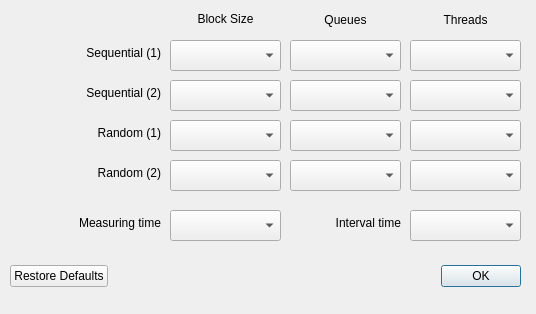
Qt form src/settings.ui (JonMagon/KDiskMark) before a commit.
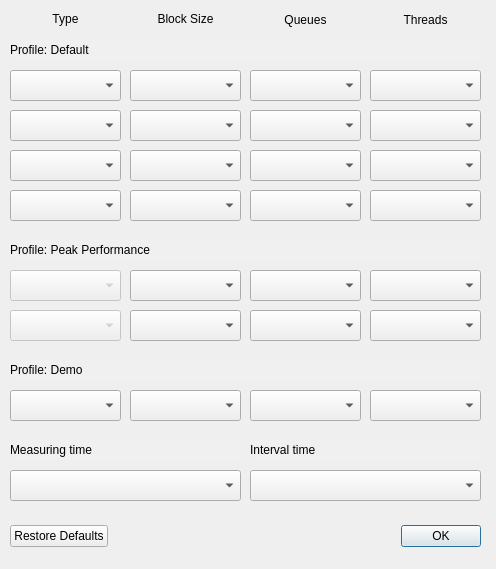
The same form after that commit.

Commit message: Decouple the test pattern from the specific test

```diff
--- a/src/settings.ui
+++ b/src/settings.ui
@@ -6,8 +6,8 @@
    <rect>
     <x>0</x>
     <y>0</y>
-    <width>536</width>
-    <height>314</height>
+    <width>496</width>
+    <height>569</height>
    </rect>
   </property>
   <property name="windowTitle">
@@ -16,27 +16,11 @@
   <property name="locale">
    <locale language="English" country="UnitedStates"/>
   </property>
-  <widget class="QLabel" name="label">
+  <widget class="QComboBox" name="DefaultProfile_Test_1_BlockSize">
    <property name="geometry">
     <rect>
-     <x>10</x>
-     <y>40</y>
-     <width>151</width>
-     <height>26</height>
-    </rect>
-   </property>
-   <property name="text">
-    <string>Sequential (1)</string>
-   </property>
-   <property name="alignment">
-    <set>Qt::AlignRight|Qt::AlignTrailing|Qt::AlignVCenter</set>
-   </property>
-  </widget>
-  <widget class="QComboBox" name="SEQ_1_BlockSize">
-   <property name="geometry">
-    <rect>
-     <x>170</x>
-     <y>40</y>
+     <x>130</x>
+     <y>70</y>
      <width>111</width>
      <height>31</height>
     </rect>
@@ -45,8 +29,8 @@
   <widget class="QComboBox" name="SEQ_1_Queues">
    <property name="geometry">
     <rect>
-     <x>290</x>
-     <y>40</y>
+     <x>250</x>
+     <y>70</y>
      <width>111</width>
      <height>31</height>
     </rect>
@@ -55,8 +39,8 @@
   <widget class="QComboBox" name="SEQ_1_Threads">
    <property name="geometry">
     <rect>
-     <x>410</x>
-     <y>40</y>
+     <x>370</x>
+     <y>70</y>
      <width>111</width>
      <height>31</height>
     </rect>
@@ -65,34 +49,18 @@
   <widget class="QComboBox" name="SEQ_2_BlockSize">
    <property name="geometry">
     <rect>
-     <x>170</x>
-     <y>80</y>
+     <x>130</x>
+     <y>110</y>
      <width>111</width>
      <height>31</height>
     </rect>
    </property>
   </widget>
-  <widget class="QLabel" name="label_2">
+  <widget class="QComboBox" name="DefaultProfile_Test_2_Threads">
    <property name="geometry">
     <rect>
-     <x>10</x>
-     <y>80</y>
-     <width>151</width>
-     <height>26</height>
-    </rect>
-   </property>
-   <property name="text">
-    <string>Sequential (2)</string>
-   </property>
-   <property name="alignment">
-    <set>Qt::AlignRight|Qt::AlignTrailing|Qt::AlignVCenter</set>
-   </property>
-  </widget>
-  <widget class="QComboBox" name="SEQ_2_Threads">
-   <property name="geometry">
-    <rect>
-     <x>410</x>
-     <y>80</y>
+     <x>370</x>
+     <y>110</y>
      <width>111</width>
      <height>31</height>
     </rect>
@@ -101,8 +69,8 @@
   <widget class="QComboBox" name="SEQ_2_Queues">
    <property name="geometry">
     <rect>
-     <x>290</x>
-     <y>80</y>
+     <x>250</x>
+     <y>110</y>
      <width>111</width>
      <height>31</height>
     </rect>
@@ -111,8 +79,8 @@
   <widget class="QComboBox" name="RND_1_Threads">
    <property name="geometry">
     <rect>
-     <x>410</x>
-     <y>120</y>
+     <x>370</x>
+     <y>150</y>
      <width>111</width>
      <height>31</height>
     </rect>
@@ -121,8 +89,8 @@
   <widget class="QComboBox" name="RND_1_BlockSize">
    <property name="geometry">
     <rect>
-     <x>170</x>
-     <y>120</y>
+     <x>130</x>
+     <y>150</y>
      <width>111</width>
      <height>31</height>
     </rect>
@@ -131,50 +99,18 @@
   <widget class="QComboBox" name="RND_1_Queues">
    <property name="geometry">
     <rect>
-     <x>290</x>
-     <y>120</y>
+     <x>250</x>
+     <y>150</y>
      <width>111</width>
      <height>31</height>
     </rect>
    </property>
   </widget>
-  <widget class="QLabel" name="label_3">
+  <widget class="QComboBox" name="DefaultProfile_Test_4_Queues">
    <property name="geometry">
     <rect>
-     <x>10</x>
-     <y>120</y>
-     <width>151</width>
-     <height>26</height>
-    </rect>
-   </property>
-   <property name="text">
-    <string>Random (1)</string>
-   </property>
-   <property name="alignment">
-    <set>Qt::AlignRight|Qt::AlignTrailing|Qt::AlignVCenter</set>
-   </property>
-  </widget>
-  <widget class="QLabel" name="label_4">
-   <property name="geometry">
-    <rect>
-     <x>10</x>
-     <y>160</y>
-     <width>151</width>
-     <height>26</height>
-    </rect>
-   </property>
-   <property name="text">
-    <string>Random (2)</string>
-   </property>
-   <property name="alignment">
-    <set>Qt::AlignRight|Qt::AlignTrailing|Qt::AlignVCenter</set>
-   </property>
-  </widget>
-  <widget class="QComboBox" name="RND_2_Queues">
-   <property name="geometry">
-    <rect>
-     <x>290</x>
-     <y>160</y>
+     <x>250</x>
+     <y>190</y>
      <width>111</width>
      <height>31</height>
     </rect>
@@ -183,8 +119,8 @@
   <widget class="QComboBox" name="RND_2_Threads">
    <property name="geometry">
     <rect>
-     <x>410</x>
-     <y>160</y>
+     <x>370</x>
+     <y>190</y>
      <width>111</width>
      <height>31</height>
     </rect>
@@ -193,8 +129,8 @@
   <widget class="QComboBox" name="RND_2_BlockSize">
    <property name="geometry">
     <rect>
-     <x>170</x>
-     <y>160</y>
+     <x>130</x>
+     <y>190</y>
      <width>111</width>
      <height>31</height>
     </rect>
@@ -203,7 +139,7 @@
   <widget class="QLabel" name="label_5">
    <property name="geometry">
     <rect>
-     <x>170</x>
+     <x>130</x>
      <y>10</y>
      <width>111</width>
      <height>18</height>
@@ -219,7 +155,7 @@
   <widget class="QLabel" name="label_6">
    <property name="geometry">
     <rect>
-     <x>290</x>
+     <x>250</x>
      <y>10</y>
      <width>111</width>
      <height>20</height>
@@ -235,7 +171,7 @@
   <widget class="QLabel" name="label_7">
    <property name="geometry">
     <rect>
-     <x>410</x>
+     <x>370</x>
      <y>10</y>
      <width>111</width>
      <height>20</height>
@@ -252,8 +188,8 @@
    <property name="geometry">
     <rect>
      <x>10</x>
-     <y>260</y>
-     <width>511</width>
+     <y>520</y>
+     <width>471</width>
      <height>33</height>
     </rect>
    </property>
@@ -273,28 +209,12 @@
     </item>
    </layout>
   </widget>
-  <widget class="QLabel" name="label_8">
-   <property name="geometry">
-    <rect>
-     <x>10</x>
-     <y>210</y>
-     <width>151</width>
-     <height>26</height>
-    </rect>
-   </property>
-   <property name="text">
-    <string>Measuring time</string>
-   </property>
-   <property name="alignment">
-    <set>Qt::AlignRight|Qt::AlignTrailing|Qt::AlignVCenter</set>
-   </property>
-  </widget>
   <widget class="QComboBox" name="MeasuringTime">
    <property name="geometry">
     <rect>
-     <x>170</x>
-     <y>210</y>
-     <width>111</width>
+     <x>10</x>
+     <y>470</y>
+     <width>231</width>
      <height>31</height>
     </rect>
    </property>
@@ -305,32 +225,311 @@
     </size>
    </property>
   </widget>
-  <widget class="QLabel" name="label_9">
-   <property name="geometry">
-    <rect>
-     <x>290</x>
-     <y>210</y>
-     <width>111</width>
-     <height>26</height>
-    </rect>
-   </property>
-   <property name="text">
-    <string>Interval time</string>
-   </property>
-   <property name="alignment">
-    <set>Qt::AlignRight|Qt::AlignTrailing|Qt::AlignVCenter</set>
-   </property>
-  </widget>
   <widget class="QComboBox" name="IntervalTime">
    <property name="geometry">
     <rect>
-     <x>410</x>
-     <y>210</y>
+     <x>250</x>
+     <y>470</y>
+     <width>231</width>
+     <height>31</height>
+    </rect>
+   </property>
+  </widget>
+  <widget class="QLabel" name="label_DefaultProfile">
+   <property name="enabled">
+    <bool>true</bool>
+   </property>
+   <property name="geometry">
+    <rect>
+     <x>10</x>
+     <y>40</y>
+     <width>471</width>
+     <height>20</height>
+    </rect>
+   </property>
+   <property name="autoFillBackground">
+    <bool>false</bool>
+   </property>
+   <property name="styleSheet">
+    <string notr="true">background-color: #f0f0f0; color: black</string>
+   </property>
+   <property name="text">
+    <string>Profile: Default</string>
+   </property>
+  </widget>
+  <widget class="QComboBox" name="DefaultProfile_Test_1_Pattern">
+   <property name="geometry">
+    <rect>
+     <x>10</x>
+     <y>70</y>
      <width>111</width>
      <height>31</height>
     </rect>
    </property>
   </widget>
+  <widget class="QLabel" name="label_Type">
+   <property name="geometry">
+    <rect>
+     <x>10</x>
+     <y>10</y>
+     <width>111</width>
+     <height>18</height>
+    </rect>
+   </property>
+   <property name="text">
+    <string>Type</string>
+   </property>
+   <property name="alignment">
+    <set>Qt::AlignCenter</set>
+   </property>
+  </widget>
+  <widget class="QComboBox" name="DefaultProfile_Test_2_Pattern">
+   <property name="geometry">
+    <rect>
+     <x>10</x>
+     <y>110</y>
+     <width>111</width>
+     <height>31</height>
+    </rect>
+   </property>
+  </widget>
+  <widget class="QComboBox" name="DefaultProfile_Test_3_Pattern">
+   <property name="geometry">
+    <rect>
+     <x>10</x>
+     <y>150</y>
+     <width>111</width>
+     <height>31</height>
+    </rect>
+   </property>
+  </widget>
+  <widget class="QComboBox" name="DefaultProfile_Test_4_Pattern">
+   <property name="geometry">
+    <rect>
+     <x>10</x>
+     <y>190</y>
+     <width>111</width>
+     <height>31</height>
+    </rect>
+   </property>
+  </widget>
+  <widget class="QLabel" name="label_PeakPerformanceProfile">
+   <property name="enabled">
+    <bool>true</bool>
+   </property>
+   <property name="geometry">
+    <rect>
+     <x>10</x>
+     <y>240</y>
+     <width>471</width>
+     <height>20</height>
+    </rect>
+   </property>
+   <property name="autoFillBackground">
+    <bool>false</bool>
+   </property>
+   <property name="styleSheet">
+    <string notr="true">background-color: #f0f0f0; color: black</string>
+   </property>
+   <property name="text">
+    <string>Profile: Peak Performance</string>
+   </property>
+  </widget>
+  <widget class="QComboBox" name="PeakPerformanceProfile_Test_1_Pattern">
+   <property name="enabled">
+    <bool>false</bool>
+   </property>
+   <property name="geometry">
+    <rect>
+     <x>10</x>
+     <y>270</y>
+     <width>111</width>
+     <height>31</height>
+    </rect>
+   </property>
+  </widget>
+  <widget class="QComboBox" name="PeakPerformanceProfile_Test_2_Threads">
+   <property name="geometry">
+    <rect>
+     <x>370</x>
+     <y>310</y>
+     <width>111</width>
+     <height>31</height>
+    </rect>
+   </property>
+  </widget>
+  <widget class="QComboBox" name="PeakPerformanceProfile_Test_1_BlockSize">
+   <property name="geometry">
+    <rect>
+     <x>130</x>
+     <y>270</y>
+     <width>111</width>
+     <height>31</height>
+    </rect>
+   </property>
+  </widget>
+  <widget class="QComboBox" name="PeakPerformanceProfile_Test_1_Queues">
+   <property name="geometry">
+    <rect>
+     <x>250</x>
+     <y>270</y>
+     <width>111</width>
+     <height>31</height>
+    </rect>
+   </property>
+  </widget>
+  <widget class="QComboBox" name="PeakPerformanceProfile_Test_2_Queues">
+   <property name="geometry">
+    <rect>
+     <x>250</x>
+     <y>310</y>
+     <width>111</width>
+     <height>31</height>
+    </rect>
+   </property>
+  </widget>
+  <widget class="QComboBox" name="PeakPerformanceProfile_Test_2_Pattern">
+   <property name="enabled">
+    <bool>false</bool>
+   </property>
+   <property name="geometry">
+    <rect>
+     <x>10</x>
+     <y>310</y>
+     <width>111</width>
+     <height>31</height>
+    </rect>
+   </property>
+   <property name="editable">
+    <bool>false</bool>
+   </property>
+  </widget>
+  <widget class="QComboBox" name="PeakPerformanceProfile_Test_1_Threads">
+   <property name="geometry">
+    <rect>
+     <x>370</x>
+     <y>270</y>
+     <width>111</width>
+     <height>31</height>
+    </rect>
+   </property>
+  </widget>
+  <widget class="QComboBox" name="PeakPerformanceProfile_Test_2_BlockSize">
+   <property name="geometry">
+    <rect>
+     <x>130</x>
+     <y>310</y>
+     <width>111</width>
+     <height>31</height>
+    </rect>
+   </property>
+  </widget>
+  <widget class="QLabel" name="label_DemoProfile">
+   <property name="enabled">
+    <bool>true</bool>
+   </property>
+   <property name="geometry">
+    <rect>
+     <x>10</x>
+     <y>360</y>
+     <width>471</width>
+     <height>20</height>
+    </rect>
+   </property>
+   <property name="autoFillBackground">
+    <bool>false</bool>
+   </property>
+   <property name="styleSheet">
+    <string notr="true">background-color: #f0f0f0; color: black</string>
+   </property>
+   <property name="text">
+    <string>Profile: Demo</string>
+   </property>
+  </widget>
+  <widget class="QComboBox" name="DemoProfile_Test_1_Pattern">
+   <property name="geometry">
+    <rect>
+     <x>10</x>
+     <y>390</y>
+     <width>111</width>
+     <height>31</height>
+    </rect>
+   </property>
+  </widget>
+  <widget class="QComboBox" name="DemoProfile_Test_1_Queues">
+   <property name="geometry">
+    <rect>
+     <x>250</x>
+     <y>390</y>
+     <width>111</width>
+     <height>31</height>
+    </rect>
+   </property>
+  </widget>
+  <widget class="QComboBox" name="DemoProfile_Test_1_Threads">
+   <property name="geometry">
+    <rect>
+     <x>370</x>
+     <y>390</y>
+     <width>111</width>
+     <height>31</height>
+    </rect>
+   </property>
+  </widget>
+  <widget class="QComboBox" name="DemoProfile_Test_1_BlockSize">
+   <property name="geometry">
+    <rect>
+     <x>130</x>
+     <y>390</y>
+     <width>111</width>
+     <height>31</height>
+    </rect>
+   </property>
+  </widget>
+  <widget class="QLabel" name="label_MeasuringTime">
+   <property name="enabled">
+    <bool>true</bool>
+   </property>
+   <property name="geometry">
+    <rect>
+     <x>10</x>
+     <y>440</y>
+     <width>231</width>
+     <height>20</height>
+    </rect>
+   </property>
+   <property name="autoFillBackground">
+    <bool>false</bool>
+   </property>
+   <property name="styleSheet">
+    <string notr="true">background-color: #f0f0f0; color: black</string>
+   </property>
+   <property name="text">
+    <string>Measuring time</string>
+   </property>
+  </widget>
+  <widget class="QLabel" name="label_IntervalTime">
+   <property name="enabled">
+    <bool>true</bool>
+   </property>
+   <property name="geometry">
+    <rect>
+     <x>250</x>
+     <y>440</y>
+     <width>231</width>
+     <height>20</height>
+    </rect>
+   </property>
+   <property name="autoFillBackground">
+    <bool>false</bool>
+   </property>
+   <property name="styleSheet">
+    <string notr="true">background-color: #f0f0f0; color: black</string>
+   </property>
+   <property name="text">
+    <string>Interval time</string>
+   </property>
+  </widget>
  </widget>
  <resources/>
  <connections/>
```
Left out of the diff: 24 changed lines with no effect on the pictures. The commit also changes 11 other files.
